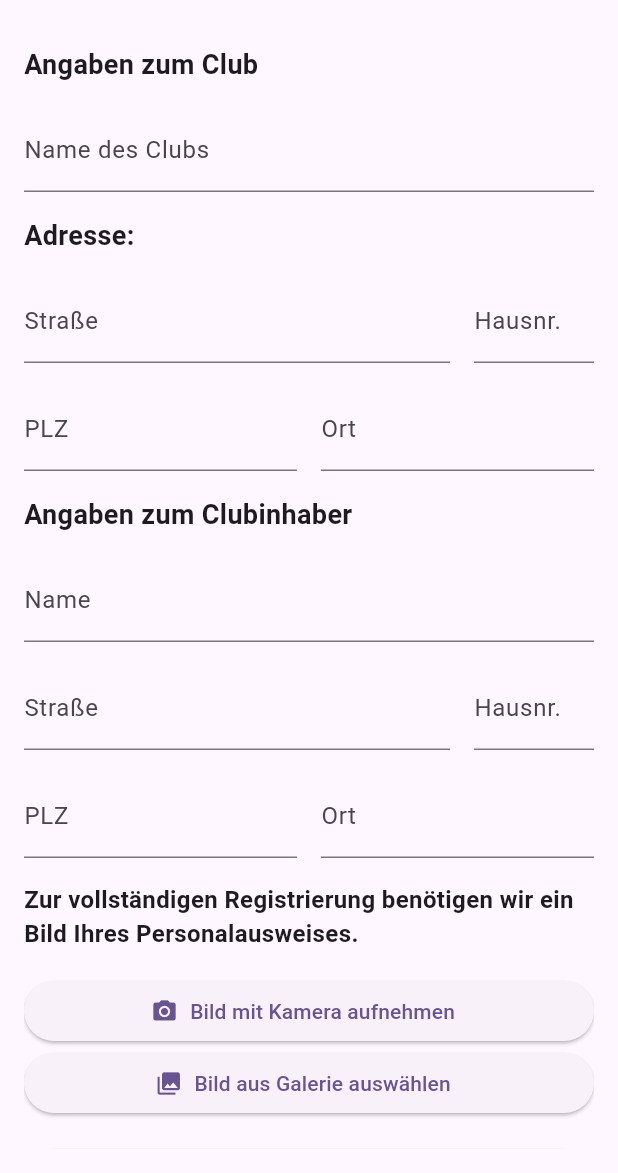
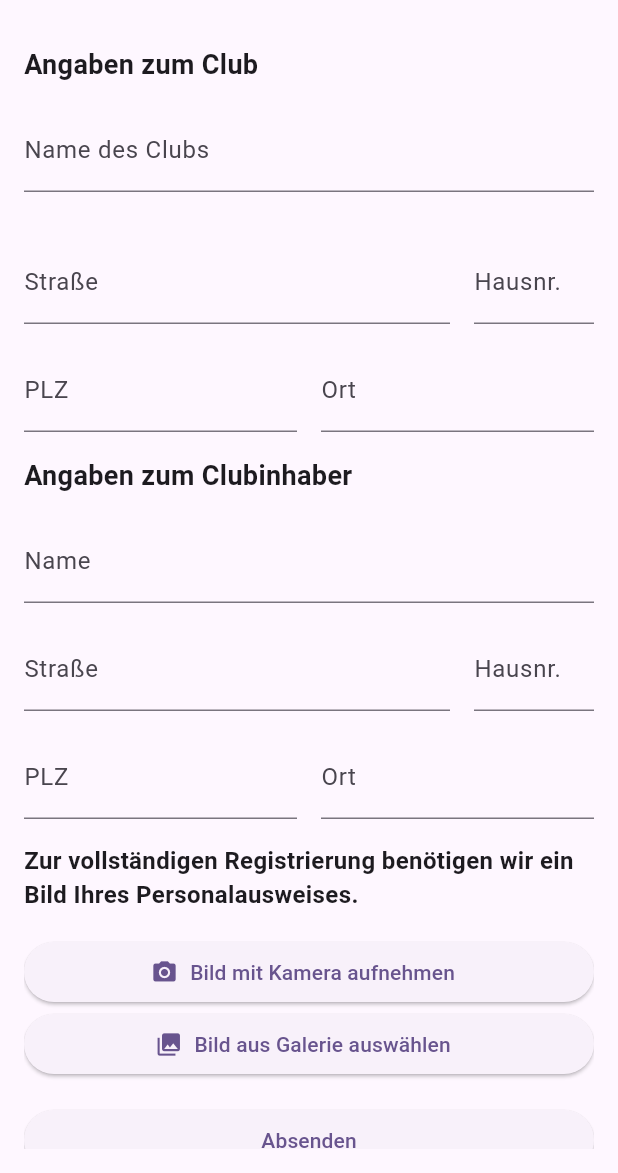
Before and after one commit to JohannesWeizenegger/MobileDev-ClubRating, a Flutter app: the ClubPage screen opened directly, on a phone screen of 412 x 824 dp, the part 63-1236 px from its top. Run offline on Flutter 3.47's test engine with Material 3 defaults, Android fonts, the phone set to English and light mode, and no system bars; our stand-ins replace cloud_firestore, firebase_auth, firebase_core, firebase_storage, image_picker, sign_in_button; missing offline and left inert: canna_club_rating; accounts and stored records are empty.

Commit message:
layout updated

```diff
--- a/lib/pages/club_page.dart
+++ b/lib/pages/club_page.dart
@@ -56,10 +56,6 @@ class _ClubPageState extends State<ClubPage> {
                 },
               ),
               const SizedBox(height: 16),
-              const Text(
-                'Adresse:',
-                style: TextStyle(fontSize: 18, fontWeight: FontWeight.bold),
-              ),
               const SizedBox(height: 16),
               Row(
                 children: [
```
